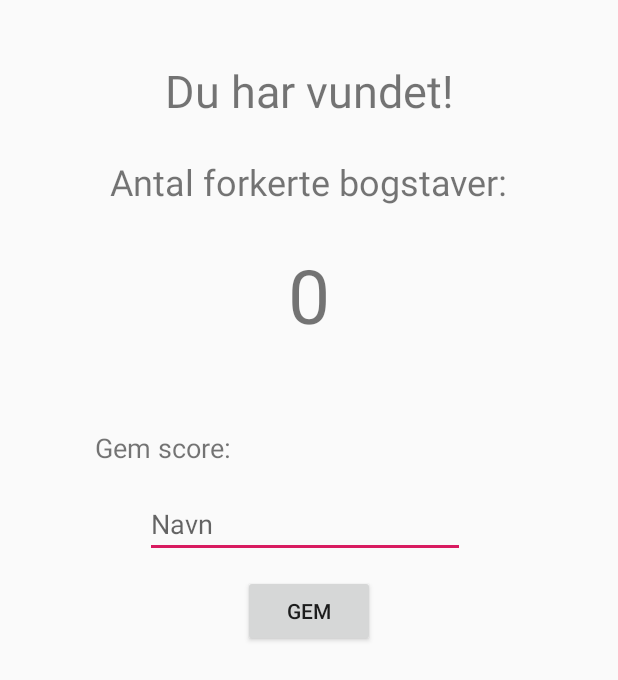
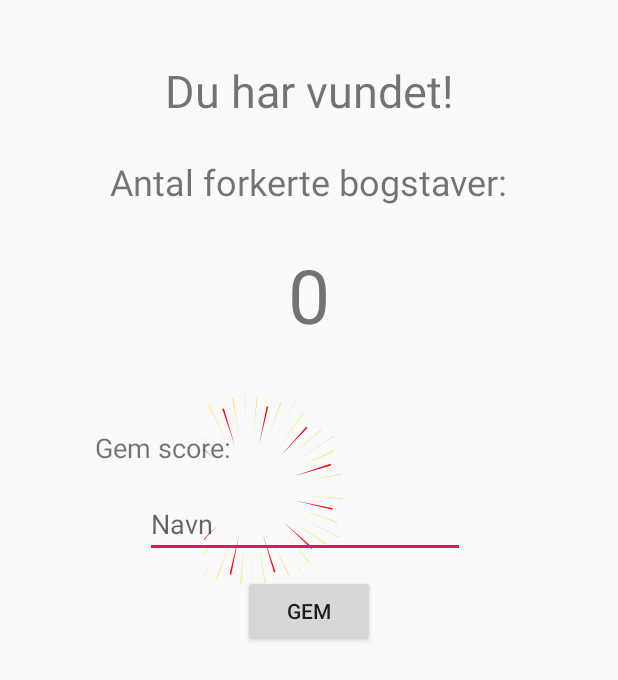
Before and after one commit to Joe-Briefcase/Galgeleg, an Android app: the layout activity_win.xml on its own in the app's theme, with its tools: preview values and no code run, on a phone screen of 412 x 824 dp. Shown: the top 680 px of the screen. Run offline under Robolectric (Android 15) with nearby library versions, the phone set to English and light mode, and no system bars; network calls fail.

Commit message:
Musik og Lottie animationer.

```diff
--- a/app/src/main/res/layout/activity_win.xml
+++ b/app/src/main/res/layout/activity_win.xml
@@ -71,4 +71,19 @@
         app:layout_constraintEnd_toEndOf="parent"
         app:layout_constraintStart_toStartOf="parent"
         app:layout_constraintTop_toBottomOf="@+id/textSave" />
+
+    <com.airbnb.lottie.LottieAnimationView
+        android:id="@+id/lottie_win"
+        android:layout_width="250dp"
+        android:layout_height="250dp"
+        android:layout_marginBottom="160dp"
+        android:elevation="-1dp"
+        app:layout_constraintBottom_toBottomOf="parent"
+        app:layout_constraintEnd_toEndOf="parent"
+        app:layout_constraintStart_toStartOf="parent"
+        app:layout_constraintTop_toTopOf="parent"
+        app:lottie_autoPlay="true"
+        app:lottie_fileName="win.json"
+        app:lottie_loop="true"
+        app:lottie_speed="1" />
 </androidx.constraintlayout.widget.ConstraintLayout>
```
Also changed, not shown: app/src/main/assets/win.json (added, +1 -0 lines), app/src/main/java/com/example/galgeleg/MainMenu.java (+8 -0 lines), 2 other files.
